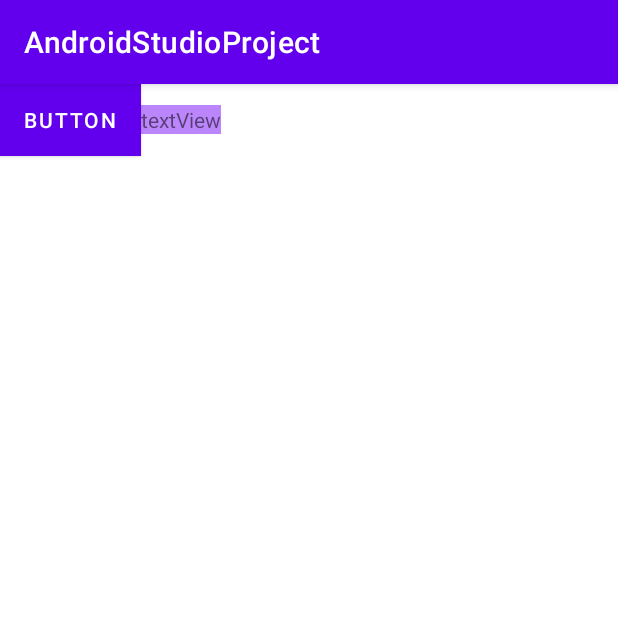
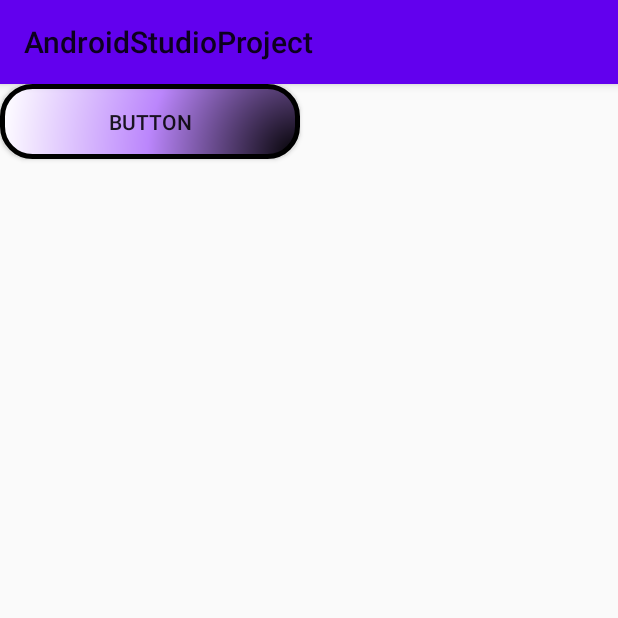
Before and after one commit to leedy3838/SWP, an Android app: the screen it shows after launch (MainActivity), on a phone screen of 412 x 824 dp, the top half of it. Run offline under Robolectric (Android 15) with nearby library versions, the phone set to English and light mode, and no system bars.

Commit message:
그라데이션 drawable 파일 생성

```diff
--- /dev/null
+++ b/app/src/main/res/drawable/newdrawble.xml
@@ -0,0 +1,16 @@
+<?xml version="1.0" encoding="utf-8"?>
+<shape xmlns:android="http://schemas.android.com/apk/res/android">
+    <size android:width="200dp" android:height="50dp"/>
+    <corners android:radius="20dp"/>
+    <stroke android:width="3dp" android:color="@color/black"/>
+    <gradient
+        android:startColor="@color/black"
+        android:centerColor="@color/purple_200"
+        android:endColor="@color/white"
+        android:angle="180"
+        android:gradientRadius="200dp"
+        android:type="radial"
+        android:centerX="1"
+        android:centerY="1"
+        />
+</shape>
--- a/app/src/main/res/layout/activity_main.xml
+++ b/app/src/main/res/layout/activity_main.xml
@@ -10,15 +10,7 @@
         android:id="@+id/Btn1"
         android:layout_width="wrap_content"
         android:layout_height="wrap_content"
-        android:onClick="clicked"
         android:text="Button"
-        android:background="@color/black"/>
-    <TextView
-        android:layout_width="wrap_content"
-        android:layout_height="wrap_content"
-        android:text="textView"
-        android:background="@color/purple_200"
-        />
-
+        android:background="@drawable/newdrawble"/>
 
 </androidx.appcompat.widget.LinearLayoutCompat>
--- a/app/src/main/res/values/themes.xml
+++ b/app/src/main/res/values/themes.xml
@@ -1,6 +1,6 @@
 <resources xmlns:tools="http://schemas.android.com/tools">
     <!-- Base application theme. -->
-    <style name="Theme.AndroidStudioProject" parent="Theme.MaterialComponents.DayNight.DarkActionBar">
+    <style name="Theme.AndroidStudioProject" parent="Theme.AppCompat.Light">
         <!-- Primary brand color. -->
         <item name="colorPrimary">@color/purple_500</item>
         <item name="colorPrimaryVariant">@color/purple_700</item>
```
